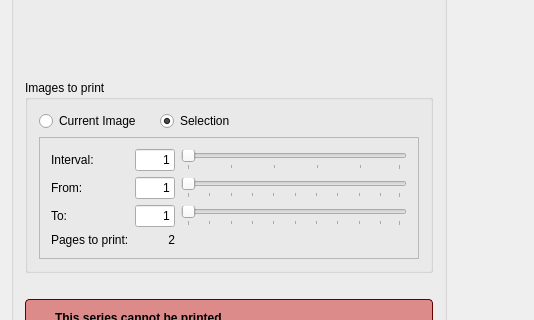
Above: starviewer/src/extensions/playground/dicomprint/qdicomprintextensionbase.ui from starviewer-medical/starviewer before the change; both pictures show x 0 to 534 and y 149 to 469 of the 766 by 781 pixel window. Below: the same form after it.
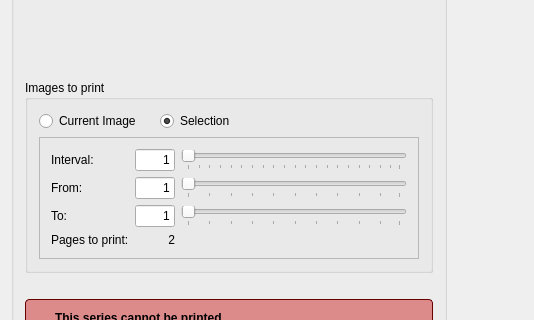
That is the form after the change. Icons and pictures are not drawn. Custom widgets are drawn as their Qt base class.

Commit message:
ENH:L'interval d'imatges a imprimir es fa constant, fent-lo independent del número d'imatges de la sèrie.
Ara l'interval d'imatges anirà de 0 a 100

```diff
--- a/starviewer/src/extensions/playground/dicomprint/qdicomprintextensionbase.ui
+++ b/starviewer/src/extensions/playground/dicomprint/qdicomprintextensionbase.ui
@@ -367,11 +367,14 @@
                  <number>1</number>
                 </property>
                 <property name="maximum">
-                 <number>50</number>
+                 <number>100</number>
                 </property>
                 <property name="pageStep">
                  <number>5</number>
                 </property>
+                <property name="value">
+                 <number>1</number>
+                </property>
                 <property name="orientation">
                  <enum>Qt::Horizontal</enum>
                 </property>
@@ -385,7 +388,7 @@
                  <enum>QSlider::TicksBelow</enum>
                 </property>
                 <property name="tickInterval">
-                 <number>10</number>
+                 <number>5</number>
                 </property>
                </widget>
               </item>
```
Left out of the diff: 3 changed lines with no effect on the pictures. The commit also changes 1 other file.
